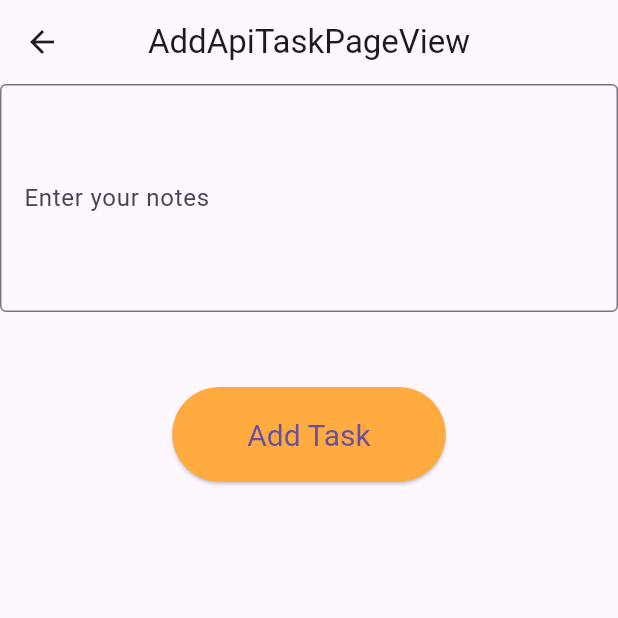
After one commit to jadhavdhiraj/flutter-todo-demo, a Flutter app: the AddApiTaskPageView screen opened by its route, on a phone screen of 412 x 824 dp, the top half of it. The commit adds this screen. Run offline on Flutter 3.47's test engine with Material 3 defaults, Android fonts, the phone set to English and light mode, and no system bars; our stand-ins replace get; network calls fail.

Commit message:
second task

```diff
--- /dev/null
+++ b/lib/app/modules/add_api_task_page/controllers/add_api_task_page_controller.dart
@@ -0,0 +1,41 @@
+import 'package:get/get.dart';
+import 'package:http/http.dart' as http;
+import 'dart:convert';
+
+class AddApiTaskPageController extends GetxController {
+  RxList<Map<String, dynamic>> todos = <Map<String, dynamic>>[].obs;
+  //TODO: Implement AddApiTaskPageController
+  Future<void> addTask(String taskDescription, int userId) async {
+    final response = await http.post(
+      Uri.parse('https://dummyjson.com/todos/add'),
+      headers: {'Content-Type': 'application/json'},
+      body: jsonEncode({
+        'todo': taskDescription,
+        'userId': userId,
+      }),
+    );
+
+    if (response.statusCode == 200) {
+      var newTask = jsonDecode(response.body);
+      todos.add(newTask);
+    } else {}
+  }
+
+  final count = 0.obs;
+  @override
+  void onInit() {
+    super.onInit();
+  }
+
+  @override
+  void onReady() {
+    super.onReady();
+  }
+
+  @override
+  void onClose() {
+    super.onClose();
+  }
+
+  void increment() => count.value++;
+}
--- /dev/null
+++ b/lib/app/modules/add_api_task_page/views/add_api_task_page_view.dart
@@ -0,0 +1,50 @@
+import 'package:flutter/material.dart';
+
+import 'package:get/get.dart';
+import 'package:todo_demo/app/modules/home_api_page/controllers/home_api_page_controller.dart';
+
+import '../controllers/add_api_task_page_controller.dart';
+
+class AddApiTaskPageView extends GetView<AddApiTaskPageController> {
+  final TextEditingController textController = TextEditingController();
+  final AddApiTaskPageController addApiTaskPageController =
+      Get.put(AddApiTaskPageController());
+
+  AddApiTaskPageView({super.key});
+  @override
+  Widget build(BuildContext context) {
+    return Scaffold(
+      appBar: AppBar(
+        title: const Text('AddApiTaskPageView'),
+        centerTitle: true,
+      ),
+      body: Column(
+        children: [
+          TextField(
+            controller: textController,
+            maxLines: 5,
+            decoration: const InputDecoration(
+              labelText: 'Enter your notes',
+              border: OutlineInputBorder(),
+            ),
+          ),
+          const SizedBox(
+            height: 50,
+          ),
+          ElevatedButton(
+            onPressed: () {
+              addApiTaskPageController.addTask(textController.text, 30);
+              Get.back();
+            },
+            style: ElevatedButton.styleFrom(
+                padding:
+                    const EdgeInsets.symmetric(horizontal: 50, vertical: 20),
+                textStyle: const TextStyle(fontSize: 20),
+                backgroundColor: Colors.orangeAccent),
+            child: const Text("Add Task"),
+          )
+        ],
+      ),
+    );
+  }
+}
--- a/lib/app/modules/task_page/views/task_page_view.dart
+++ b/lib/app/modules/task_page/views/task_page_view.dart
@@ -12,7 +12,6 @@ class TaskPageView extends GetView<TaskPageController> {
   @override
   Widget build(BuildContext context) {
     return Scaffold(
-      resizeToAvoidBottomInset: false,
       appBar: AppBar(
         title: const Text('TaskPageView'),
         centerTitle: true,
--- a/lib/app/routes/app_routes.dart
+++ b/lib/app/routes/app_routes.dart
@@ -8,14 +8,17 @@ abstract class Routes {
   static const TASK_PAGE = _Paths.TASK_PAGE;
   static const TODO_PAGE = _Paths.TODO_PAGE;
   static const LOGIN_PAGE = _Paths.LOGIN_PAGE;
+  static const HOME_API_PAGE = _Paths.HOME_API_PAGE;
+  static const ADD_API_TASK_PAGE = _Paths.ADD_API_TASK_PAGE;
 }
 
 abstract class _Paths {
   _Paths._();
   static const HOME = '/home';
-  // static const LOGIN = '/login';
 
   static const TASK_PAGE = '/task-page';
   static const TODO_PAGE = '/todo-page';
   static const LOGIN_PAGE = '/login-page';
+  static const HOME_API_PAGE = '/home-api-page';
+  static const ADD_API_TASK_PAGE = '/add-api-task-page';
 }
--- a/lib/main.dart
+++ b/lib/main.dart
@@ -10,6 +10,7 @@ void main() {
       title: "Application",
       initialRoute: AppPages.INITIAL,
       getPages: AppPages.routes,
+      debugShowCheckedModeBanner: false,
     ),
   );
 }
--- a/pubspec.yaml
+++ b/pubspec.yaml
@@ -36,6 +36,7 @@ dependencies:
   # Use with the CupertinoIcons class for iOS style icons.
   cupertino_icons: ^1.0.8
   get: ^4.6.6
+  http: ^1.2.2
 
 dev_dependencies:
   flutter_test:
```
Also changed, not shown: lib/app/modules/add_api_task_page/bindings/add_api_task_page_binding.dart (added, +12 -0 lines), lib/app/modules/home_api_page/bindings/home_api_page_binding.dart (added, +12 -0 lines), lib/app/modules/home_api_page/controllers/home_api_page_controller.dart (added, +73 -0 lines), lib/app/modules/home_api_page/views/home_api_page_view.dart (added, +184 -0 lines), lib/app/modules/todo_page/bindings/todo_page_binding.dart (deleted, +0 -12 lines), lib/app/modules/todo_page/controllers/todo_page_controller.dart (deleted, +0 -23 lines), lib/app/modules/todo_page/views/todo_page_view.dart (deleted, +0 -24 lines), lib/app/routes/app_pages.dart (+15 -8 lines), pubspec.lock.
